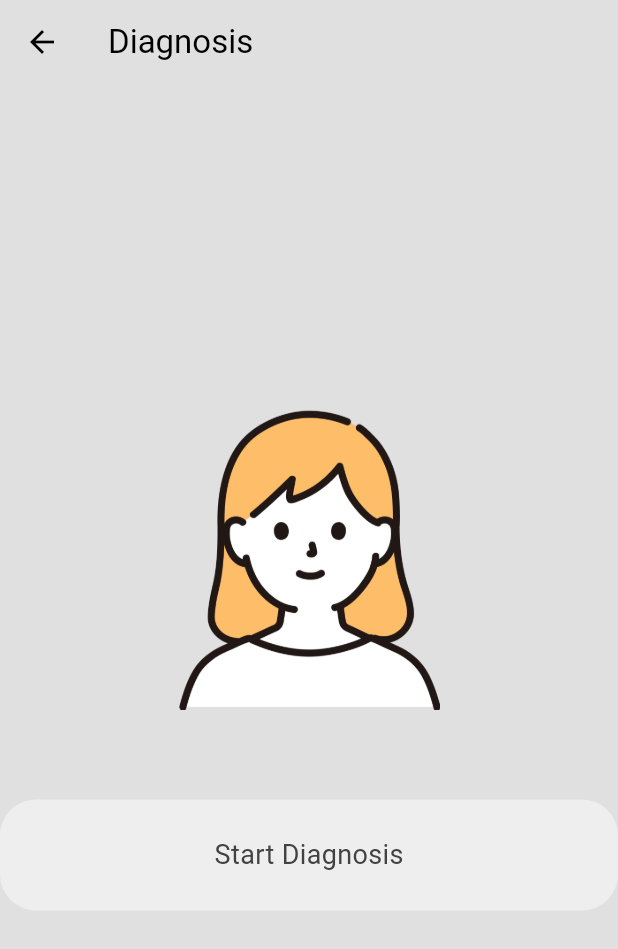
After one commit to Shivansh722/reme, a Flutter app: the screen it shows after launch, after a tap on "Start Diagnosis", on a phone screen of 412 x 824 dp. The commit adds this screen. Shown: the top 949 px of the screen. Run offline on Flutter 3.47's test engine with Material 3 defaults, Android fonts, the phone set to English and light mode, and no system bars; our stand-ins replace firebase_auth, firebase_core, google_sign_in; missing offline and left inert: flutter_line_sdk; accounts and stored records are empty.

Commit message:
feat:start  diagnosis screen ui

```diff
--- a/reme/lib/src/features/auth/Views/loginView.dart
+++ b/reme/lib/src/features/auth/Views/loginView.dart
@@ -3,6 +3,7 @@ import 'package:flutter/material.dart';
 import 'package:flutter/services.dart';
 import 'package:flutter_line_sdk/flutter_line_sdk.dart';
 import 'package:reme/src/features/auth/services/authService.dart';
+import 'package:reme/src/features/diagnosis/views/diagnosisView.dart';
 import 'package:reme/src/helpers/helper_functions.dart';
 import 'package:reme/src/widgets/customButton.dart';
 import 'package:reme/src/widgets/customTextField.dart';
@@ -26,6 +27,8 @@ class _LoginviewState extends State<Loginview> {
 
   // Create an instance of the auth service
   final Authservice _authService = Authservice();
+
+
 
   //login method
   void login() async {
@@ -116,6 +119,33 @@ class _LoginviewState extends State<Loginview> {
     }
   }
 
+  void startDiagnosis() async {
+    // Show loading indicator
+    showDialog(
+      context: context,
+      builder: (context) {
+        return const Center(
+          child: CircularProgressIndicator(),
+        );
+      }
+    );
+
+    // Hide loading indicator
+    if (context.mounted) {
+      Navigator.pop(context);
+    }
+
+    // Navigate to the diagnosis screen
+    if (context.mounted) {
+      Navigator.push(
+        context,
+        MaterialPageRoute(
+          builder: (context) => const DiagnosisView(),
+        ),
+      );
+    }
+  }
+
   @override
   Widget build(BuildContext context) {
     return Scaffold(
@@ -173,7 +203,11 @@ class _LoginviewState extends State<Loginview> {
                   //login button
                   Custombutton(text: 'Login', onTap: login),
 
-                  const SizedBox(height: 20),
+                  const SizedBox(height: 10),
+
+                  Custombutton(text: 'Start Diagnosis', onTap: startDiagnosis),
+
+                  const SizedBox(height: 24),
 
                   // Text divider
                   Row(
--- /dev/null
+++ b/reme/lib/src/features/diagnosis/views/diagnosisView.dart
@@ -0,0 +1,48 @@
+import 'package:flutter/material.dart';
+import 'package:reme/src/widgets/customButton.dart';
+
+class DiagnosisView extends StatelessWidget {
+  const DiagnosisView({super.key});
+
+
+  // // Method to handle camera diagnosis
+  // void cameraDiagnosis() {
+  //   // For now, this is a placeholder for camera functionality
+  //   // You should create a CameraScreen widget and import it
+  //   debugPrint('Opening camera for diagnosis');
+
+  //   // Navigate to camera screen
+  //   Navigator.of(context).push(
+  //     MaterialPageRoute(
+  //     builder: (context) => const CameraScreen(), // Create this widget
+  //     ),
+  //   );
+  // }
+
+  @override
+  Widget build(BuildContext context) {
+    return Scaffold(
+      backgroundColor: Theme.of(context).colorScheme.background,
+      appBar: AppBar(
+        title: const Text('Diagnosis'),
+      backgroundColor: Colors.transparent,
+      elevation: 0,
+      ),
+      body: Center(
+        child: Column(
+          mainAxisAlignment: MainAxisAlignment.center,
+          children: [
+            Image.asset(
+              'lib/assets/images/img.png',
+              width: 200,
+              height: 200,
+            ),
+            const SizedBox(height: 60),
+
+          Custombutton(text: 'Start Diagnosis', onTap:() {} )
+          ],
+        ),
+      ),
+    );
+  }
+}
```
Also changed, not shown: reme/lib/assets/images/img.png (added), 1 other file.
